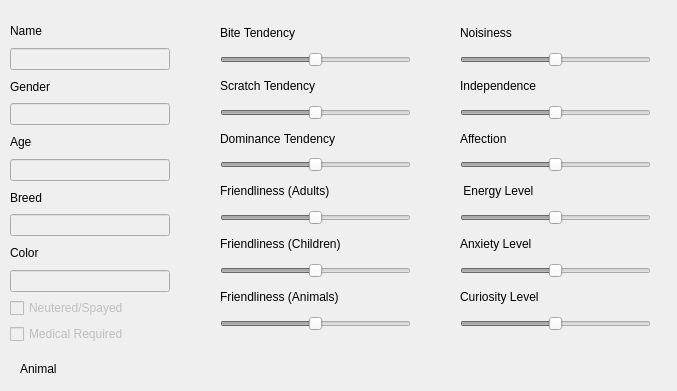
Qt form app/MainWindow/AnimalDetailsModal.ui (lfroms/cuacs) before a commit.
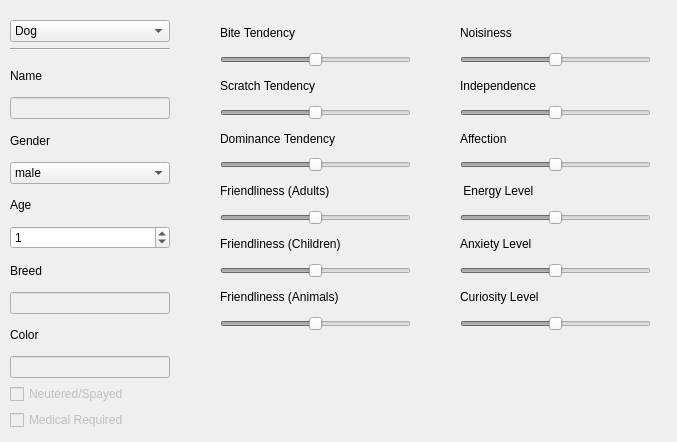
The same form after that commit.

Commit message: Improve some input methods in the AnimalDetailsModal

What changed in the file:
```diff
--- a/app/MainWindow/AnimalDetailsModal.ui
+++ b/app/MainWindow/AnimalDetailsModal.ui
@@ -7,25 +7,12 @@
     <x>0</x>
     <y>0</y>
     <width>677</width>
-    <height>391</height>
+    <height>442</height>
    </rect>
   </property>
   <property name="windowTitle">
    <string>Animal Details</string>
   </property>
-  <widget class="QLabel" name="animalTypeLabel">
-   <property name="geometry">
-    <rect>
-     <x>20</x>
-     <y>360</y>
-     <width>67</width>
-     <height>17</height>
-    </rect>
-   </property>
-   <property name="text">
-    <string>Animal</string>
-   </property>
-  </widget>
   <widget class="QWidget" name="verticalLayoutWidget_2">
    <property name="geometry">
     <rect>
@@ -332,10 +319,55 @@
      <x>10</x>
      <y>20</y>
      <width>160</width>
-     <height>324</height>
+     <height>410</height>
     </rect>
    </property>
    <layout class="QVBoxLayout" name="verticalLayout">
+    <item>
+     <widget class="QComboBox" name="animalType">
+      <property name="maxVisibleItems">
+       <number>10</number>
+      </property>
+      <item>
+       <property name="text">
+        <string>Dog</string>
+       </property>
+      </item>
+      <item>
+       <property name="text">
+        <string>Cat</string>
+       </property>
+      </item>
+      <item>
+       <property name="text">
+        <string>Rabbit</string>
+       </property>
+      </item>
+     </widget>
+    </item>
+    <item>
+     <widget class="Line" name="line">
+      <property name="orientation">
+       <enum>Qt::Horizontal</enum>
+      </property>
+     </widget>
+    </item>
+    <item>
+     <spacer name="verticalSpacer">
+      <property name="orientation">
+       <enum>Qt::Vertical</enum>
+      </property>
+      <property name="sizeType">
+       <enum>QSizePolicy::Fixed</enum>
+      </property>
+      <property name="sizeHint" stdset="0">
+       <size>
+        <width>20</width>
+        <height>4</height>
+       </size>
+      </property>
+     </spacer>
+    </item>
     <item>
      <widget class="QLabel" name="nameLabel">
       <property name="text">
@@ -358,10 +390,17 @@
      </widget>
     </item>
     <item>
-     <widget class="QLineEdit" name="genderEdit">
-      <property name="enabled">
-       <bool>false</bool>
-      </property>
+     <widget class="QComboBox" name="gender">
+      <item>
+       <property name="text">
+        <string>male</string>
+       </property>
+      </item>
+      <item>
+       <property name="text">
+        <string>female</string>
+       </property>
+      </item>
      </widget>
     </item>
     <item>
@@ -372,9 +411,9 @@
      </widget>
     </item>
     <item>
-     <widget class="QLineEdit" name="ageEdit">
-      <property name="enabled">
-       <bool>false</bool>
+     <widget class="QSpinBox" name="ageEdit">
+      <property name="value">
+       <number>1</number>
       </property>
      </widget>
     </item>
```
The commit also changes 1 other file.
